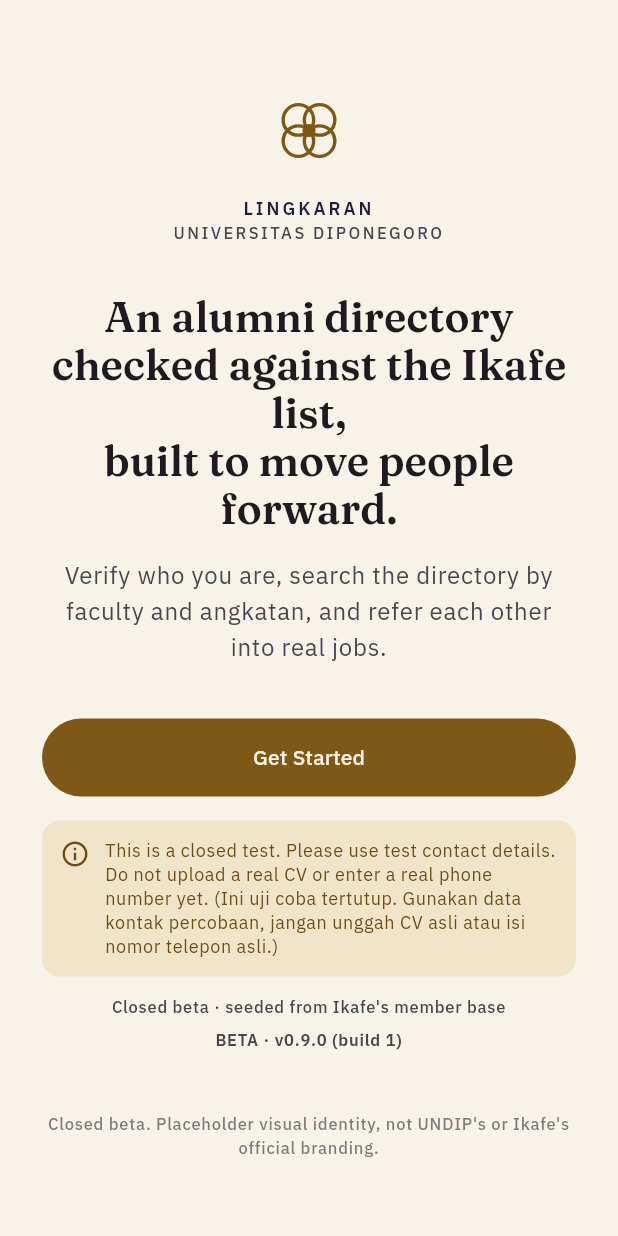
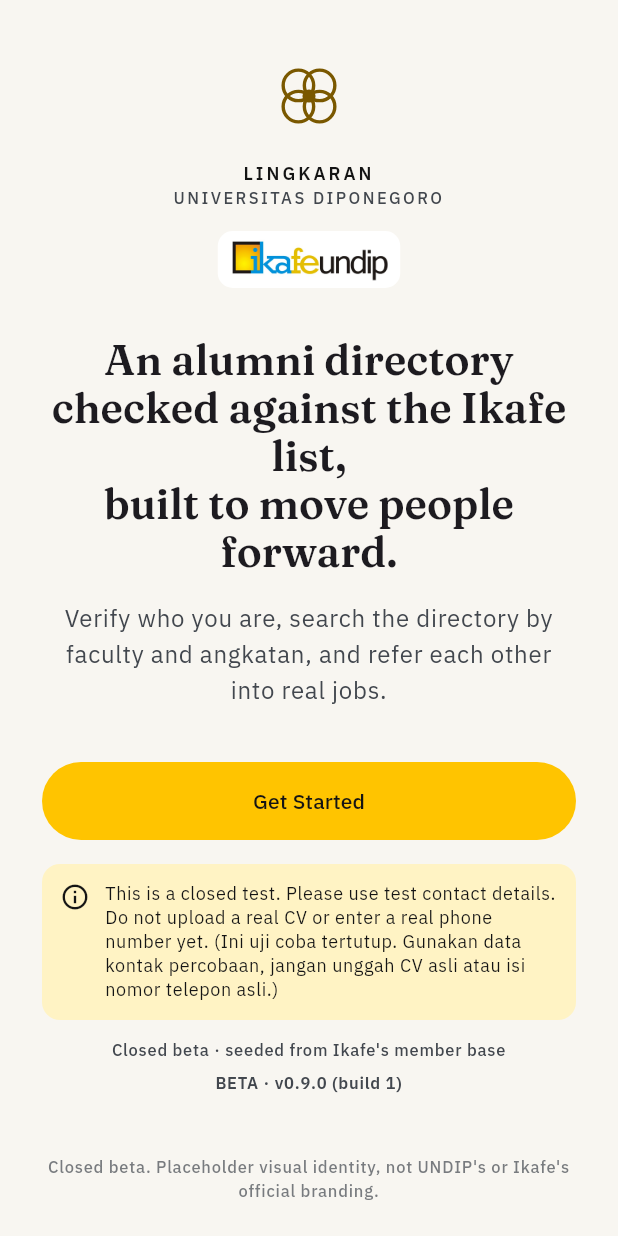
Before and after one commit to FarrelAlfarabi/Undip-Alumni-Connect, a Flutter app: the screen it shows after launch, on a phone screen of 412 x 824 dp. Run offline on Flutter 3.47's test engine with Material 3 defaults, Android fonts, the phone set to English and light mode, and no system bars; our stand-ins replace file_picker, flutter_dotenv, flutter_secure_storage, google_fonts, local_auth, package_info_plus and 1 more; accounts and stored records are empty; project files that could hold a hidden picture were left out.

Commit message:
Recolor to the Ikafe UNDIP palette and add the logo (#42)
Colors only, no layout change. Yellow, black and blue from the Ikafe UNDIP
logo replace indigo and brass: filled buttons are yellow with black text, text
links are blue, the lock screen is black. All text pairings meet WCAG AA.
The logo sits on a white chip in the Home app bar, Welcome and lock screens;
the app title is "Lingkaran by Ikafe UNDIP".


Claude-Session: https://claude.ai/code/session_019RcfyaicosXmJSHy2sStjk

Co-authored-by: Claude <noreply@anthropic.com>

```diff
--- a/lib/main.dart
+++ b/lib/main.dart
@@ -37,7 +37,7 @@ class _MyAppState extends State<MyApp> {
   @override
   Widget build(BuildContext context) {
     return MaterialApp(
-      title: 'Lingkaran',
+      title: 'Lingkaran by Ikafe UNDIP',
       theme: AppTheme.light(),
       navigatorKey: _navigatorKey,
       // Covers the app with the lock screen after it has been in the
--- a/lib/screens/home_screen.dart
+++ b/lib/screens/home_screen.dart
@@ -8,6 +8,7 @@ import '../data/posting_text.dart';
 import '../models/business.dart';
 import '../models/marketplace_listing.dart';
 import '../widgets/banner_carousel.dart';
+import '../widgets/brand_lockup.dart';
 import '../widgets/feedback_sheet.dart';
 import '../widgets/upcoming_section.dart';
 import 'home_pages.dart';
@@ -140,7 +141,7 @@ class _HomeScreenState extends State<HomeScreen> {
 
     return Scaffold(
       appBar: AppBar(
-        title: const Text('Lingkaran'),
+        title: const BrandLockup(),
         automaticallyImplyLeading: false,
         actions: [
           FutureBuilder<int>(
--- a/lib/screens/welcome_screen.dart
+++ b/lib/screens/welcome_screen.dart
@@ -3,13 +3,14 @@ import '../widgets/closed_test_notice.dart';
 import 'package:flutter/material.dart';
 
 import '../kawung_mark.dart';
+import '../widgets/brand_lockup.dart';
 import '../util/app_info.dart';
 import 'verification_screen.dart';
 
 /// The app's actual entry screen — a proper branded landing moment in
 /// front of the verification form, instead of dropping straight into a
 /// bare card. Matches the pitch landing page's identity (kawung mark,
-/// indigo/brass palette, Fraunces + IBM Plex Sans).
+/// yellow, black and blue palette, Fraunces + IBM Plex Sans).
 class WelcomeScreen extends StatelessWidget {
   const WelcomeScreen({super.key, this.notice});
 
@@ -71,6 +72,8 @@ class WelcomeScreen extends StatelessWidget {
                       color: theme.colorScheme.onSurfaceVariant,
                     ),
                   ),
+                  const SizedBox(height: 14),
+                  const IkafeLogo(height: 28),
                   const SizedBox(height: 32),
                   Text(
                     'An alumni directory checked against the Ikafe list,\nbuilt to move people forward.',
--- a/lib/theme.dart
+++ b/lib/theme.dart
@@ -1,44 +1,42 @@
 import 'package:flutter/material.dart';
 import 'package:google_fonts/google_fonts.dart';
 
-/// Placeholder visual identity — indigo/brass, drawn from Javanese batik
-/// (kawung motif, indigo-dyed cloth, brass/gold prada gilding). Not UNDIP's
-/// or Ikafe's official branding; a working stand-in for the demo/pitch.
-/// Matches the pitch landing page's palette and type pairing.
+/// Visual identity drawn from the Ikafe UNDIP logo: yellow leads, black
+/// anchors, blue informs (links and info only). Logo blue is #0096DE; it is too
+/// light for text, so the UI uses the darker [blue] below.
 class AppTheme {
   AppTheme._();
 
-  static const indigo = Color(0xFF2E2A5C);
-  // Darker brass: the old 0xFF9C6E22 was 4.06:1 on the paper background and
-  // 4.16:1 under the light button text (WCAG AA needs 4.5:1).
-  static const gold = Color(0xFF7F5815);
+  static const yellow = Color(0xFFFFC400);
+  static const black = Color(0xFF141414);
+  static const blue = Color(0xFF0073B1);
 
-  /// The original brighter brass. Only for decoration on the dark lock
-  /// screen, never for text on a light background.
-  static const goldBright = Color(0xFF9C6E22);
-  static const paper = Color(0xFFF7F3E8);
-  static const paperRaised = Color(0xFFEDE6D2);
-  static const ink = Color(0xFF211D3C);
+  /// Darker yellow for text or icons on a light background (yellow itself is
+  /// 1.5:1 there). Passes 4.5:1 on paper, raised paper and soft yellow.
+  static const yellowText = Color(0xFF7A5800);
+  static const paper = Color(0xFFF8F6F1);
+  static const paperRaised = Color(0xFFF5F3EC);
+  static const ink = black;
 
   static ThemeData light() {
     final colorScheme =
         ColorScheme.fromSeed(
-          seedColor: indigo,
+          seedColor: blue,
           brightness: Brightness.light,
         ).copyWith(
-          primary: indigo,
-          onPrimary: const Color(0xFFFAF6EA),
-          primaryContainer: const Color(0xFFE7E2F2),
-          onPrimaryContainer: indigo,
-          secondary: gold,
-          onSecondary: const Color(0xFFFAF6EA),
-          secondaryContainer: const Color(0xFFF1E4C9),
-          onSecondaryContainer: const Color(0xFF6B4B17),
+          primary: black,
+          onPrimary: Colors.white,
+          primaryContainer: const Color(0xFFE4F1F9),
+          onPrimaryContainer: black,
+          secondary: yellowText,
+          onSecondary: Colors.white,
+          secondaryContainer: const Color(0xFFFFF3C4),
+          onSecondaryContainer: black,
           surface: paper,
           onSurface: ink,
-          surfaceContainerLowest: const Color(0xFFFAF6EA),
+          surfaceContainerLowest: Colors.white,
           surfaceContainer: paperRaised,
-          surfaceContainerHigh: const Color(0xFFE7DFC6),
+          surfaceContainerHigh: const Color(0xFFE6E1D6),
         );
 
     final baseText = GoogleFonts.ibmPlexSansTextTheme();
@@ -90,9 +88,12 @@ class AppTheme {
       ),
       filledButtonTheme: FilledButtonThemeData(
         style: FilledButton.styleFrom(
-          backgroundColor: colorScheme.secondary,
-          foregroundColor: colorScheme.onSecondary,
+          backgroundColor: yellow,
+          foregroundColor: black,
         ),
+      ),
+      textButtonTheme: TextButtonThemeData(
+        style: TextButton.styleFrom(foregroundColor: blue),
       ),
     );
   }
--- /dev/null
+++ b/lib/widgets/brand_lockup.dart
@@ -0,0 +1,75 @@
+import 'package:flutter/material.dart';
+
+const kIkafeLogoAsset = 'assets/brand/ikafe_undip_logo.jpg';
+
+/// The Ikafe UNDIP logo on a white chip. The logo has black letters, so it
+/// always sits on white, whatever the background around it is.
+class IkafeLogo extends StatelessWidget {
+  const IkafeLogo({super.key, this.height = 22});
+
+  final double height;
+
+  @override
+  Widget build(BuildContext context) {
+    return DecoratedBox(
+      decoration: BoxDecoration(
+        color: Colors.white,
+        borderRadius: BorderRadius.circular(10),
+      ),
+      child: Padding(
+        padding: const EdgeInsets.symmetric(horizontal: 8, vertical: 5),
+        child: Image.asset(
+          kIkafeLogoAsset,
+          height: height,
+          semanticLabel: 'Ikafe UNDIP',
+          filterQuality: FilterQuality.medium,
+        ),
+      ),
+    );
+  }
+}
+
+/// "Lingkaran by Ikafe UNDIP": the logo chip next to the app name.
+class BrandLockup extends StatelessWidget {
+  const BrandLockup({super.key});
+
+  @override
+  Widget build(BuildContext context) {
+    final theme = Theme.of(context);
+    // Scales down instead of overflowing on narrow screens or large text.
+    return FittedBox(
+      fit: BoxFit.scaleDown,
+      alignment: Alignment.centerLeft,
+      child: Row(
+        mainAxisSize: MainAxisSize.min,
+        children: [
+          const IkafeLogo(),
+          const SizedBox(width: 10),
+          Column(
+            mainAxisSize: MainAxisSize.min,
+            crossAxisAlignment: CrossAxisAlignment.start,
+            children: [
+              Text(
+                'Lingkaran',
+                maxLines: 1,
+                overflow: TextOverflow.ellipsis,
+                style: theme.textTheme.titleMedium?.copyWith(
+                  fontWeight: FontWeight.w700,
+                  height: 1.1,
+                ),
+              ),
+              Text(
+                'by Ikafe UNDIP',
+                maxLines: 1,
+                overflow: TextOverflow.ellipsis,
+                style: theme.textTheme.labelSmall?.copyWith(
+                  color: theme.colorScheme.onSurface.withValues(alpha: 0.7),
+                ),
+              ),
+            ],
+          ),
+        ],
+      ),
+    );
+  }
+}
--- a/pubspec.yaml
+++ b/pubspec.yaml
@@ -73,6 +73,8 @@ flutter:
     # Fonts bundled so the app never downloads them at runtime (google_fonts
     # finds them here by file name, see assets/fonts/README.md).
     - assets/fonts/
+    # Ikafe UNDIP logo (shown on a white chip, see widgets/brand_lockup.dart).
+    - assets/brand/
     # - images/a_dot_burr.jpeg
     # - images/a_dot_ham.jpeg
 
```
Also changed, not shown: lib/lock/lock_screen.dart (+12 -7 lines), assets/brand/ikafe_undip_logo.jpg (added), 7 other files.
